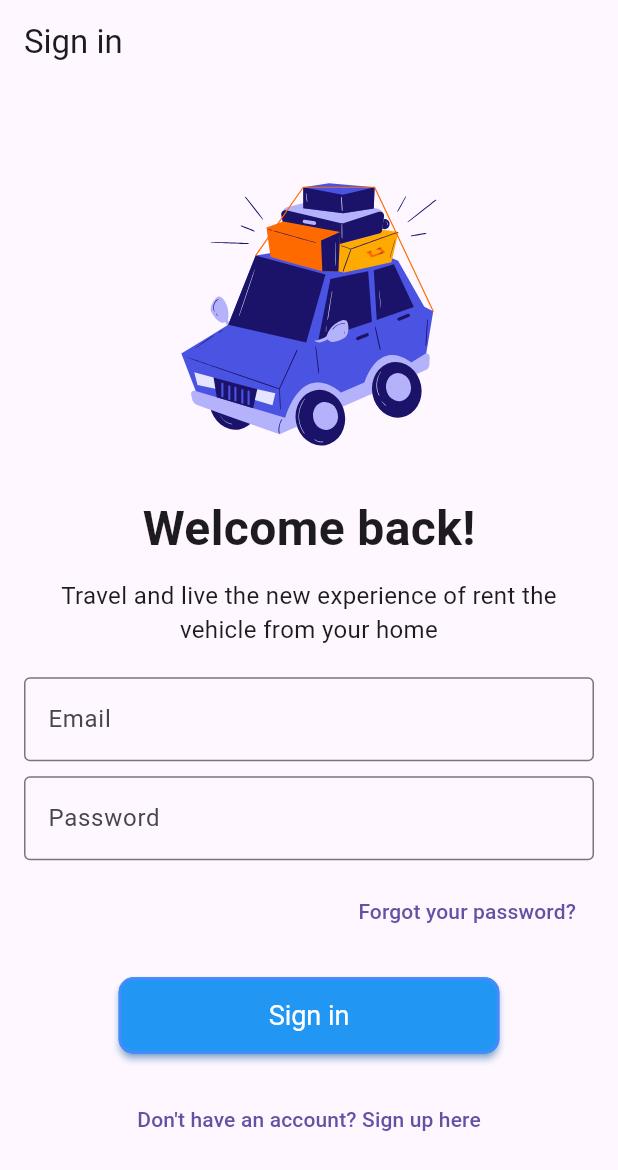
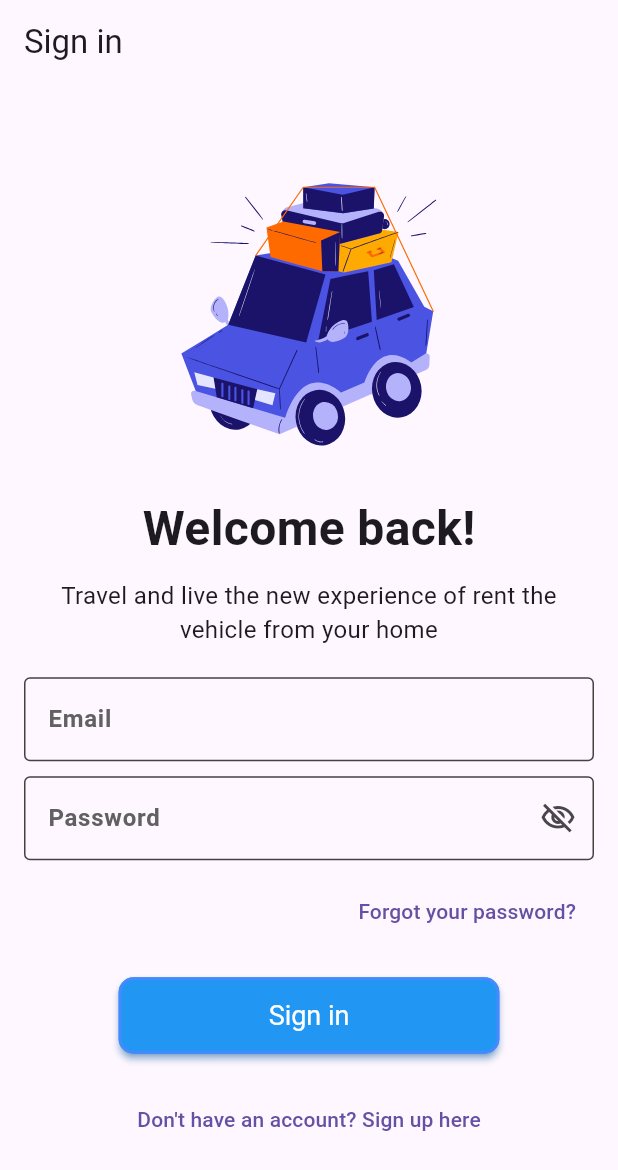
Before and after one commit to MahinSojitra/mvrs-multi-vehicle-rental-system, a Flutter app: the screen it shows after launch, on a phone screen of 412 x 824 dp. Shown: the top 1170 px of the screen. Run offline on Flutter 3.47's test engine with Material 3 defaults, Android fonts, the phone set to English and light mode, and no system bars; our stand-ins replace flutter_svg.

Commit message:
update login_page.dart - 'UI changes of text-fields'

```diff
--- a/mvrs/lib/auth/login_page.dart
+++ b/mvrs/lib/auth/login_page.dart
@@ -11,6 +11,7 @@ class LoginPage extends StatefulWidget {
 class _LoginPageState extends State<LoginPage> {
   final TextEditingController _emailController = TextEditingController();
   final TextEditingController _passwordController = TextEditingController();
+  bool _passwordVisiblityHide = true;
 
   @override
   void dispose() {
@@ -52,19 +53,51 @@ class _LoginPageState extends State<LoginPage> {
               ),
               SizedBox(height: 20),
               TextField(
-                controller: _emailController,
                 decoration: InputDecoration(
                   labelText: 'Email',
-                  border: OutlineInputBorder(),
+                  labelStyle: TextStyle(
+                    color: Colors.grey[700],
+                    fontWeight: FontWeight.bold,
+                  ),
+                  enabledBorder: OutlineInputBorder(
+                    borderSide: BorderSide(color: Colors.grey[800]!),
+                  ),
+                  focusedBorder: OutlineInputBorder(
+                    borderSide: BorderSide(color: Colors.blue),
+                  ),
                 ),
               ),
               SizedBox(height: 10),
               TextField(
                 controller: _passwordController,
-                obscureText: true,
+                obscureText: _passwordVisiblityHide,
                 decoration: InputDecoration(
                   labelText: 'Password',
-                  border: OutlineInputBorder(),
+                  labelStyle: TextStyle(
+                    color: Colors.grey[700],
+                    fontWeight: FontWeight.bold,
+                  ),
+                  enabledBorder: OutlineInputBorder(
+                    borderSide: BorderSide(color: Colors.grey[800]!),
+                  ),
+                  focusedBorder: OutlineInputBorder(
+                    borderSide: BorderSide(color: Colors.blue),
+                  ),
+                  suffixIcon: IconButton(
+                    icon: Icon(
+                      _passwordVisiblityHide
+                          ? Icons.visibility_off_outlined
+                          : Icons.visibility_outlined,
+                      color: _passwordVisiblityHide
+                          ? Colors.grey[650]
+                          : Colors.blue,
+                    ),
+                    onPressed: () {
+                      setState(() {
+                        _passwordVisiblityHide = !_passwordVisiblityHide;
+                      });
+                    },
+                  ),
                 ),
               ),
               SizedBox(height: 10),
```
